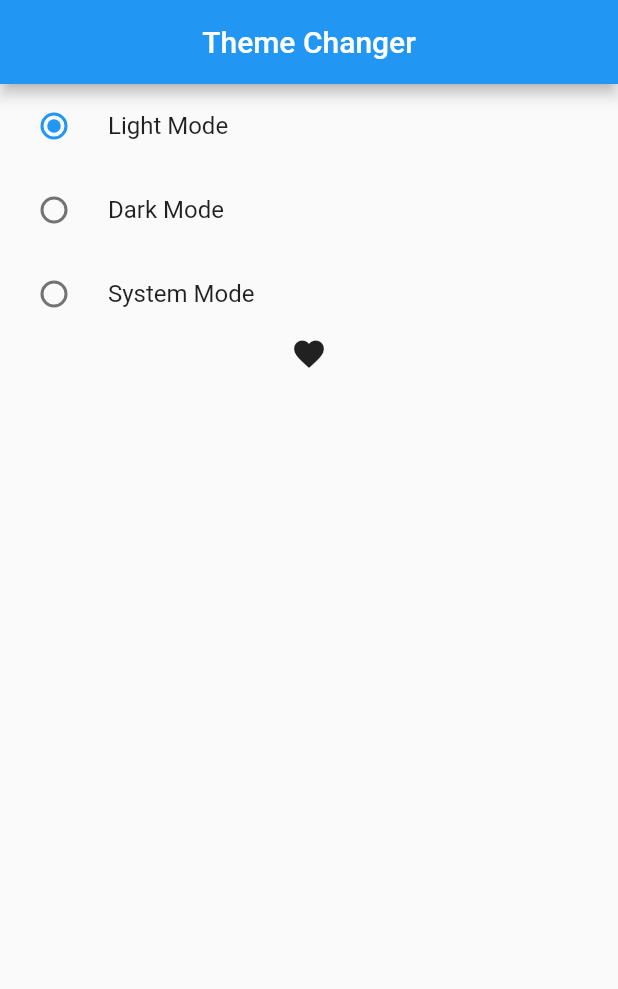
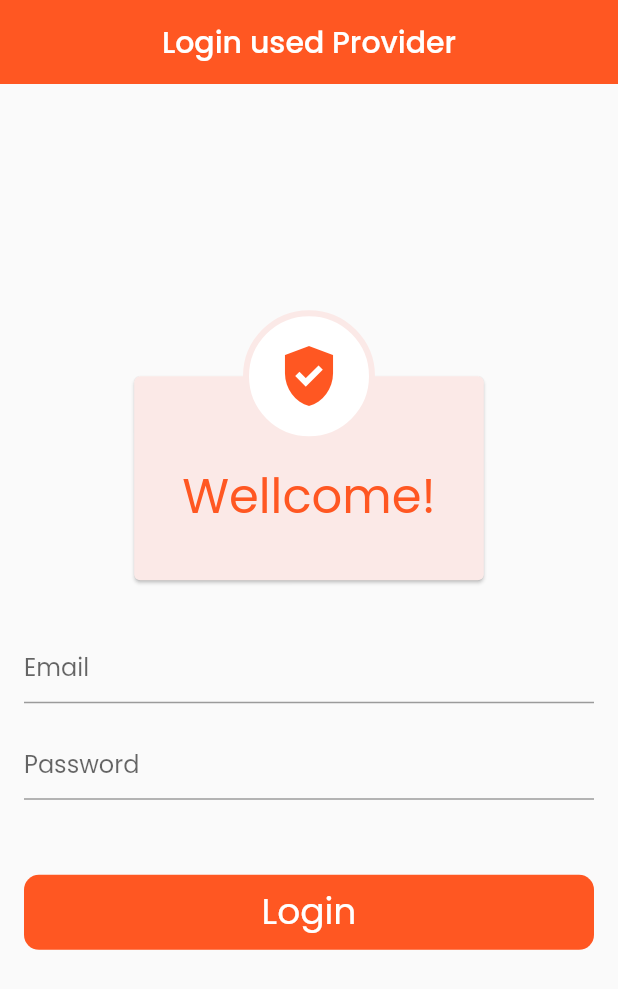
Before and after one commit to emonalmamun/flutter_provider, a Flutter app: the screen it shows after launch, on a phone screen of 412 x 824 dp. Shown: the top 989 px of the screen. Run offline on Flutter 3.47's test engine with Material 2 defaults, Android fonts, the phone set to English and light mode, and no system bars; our stand-ins replace google_fonts.

Commit message:
custom toast

```diff
--- a/lib/main.dart
+++ b/lib/main.dart
@@ -1,4 +1,5 @@
 import 'package:flutter/material.dart';
+import 'package:flutter_provider/provider/auth_provider.dart';
 import 'package:flutter_provider/provider/count_provider.dart';
 import 'package:flutter_provider/provider/favourite_provider.dart';
 import 'package:flutter_provider/provider/slider_provider.dart';
@@ -6,7 +7,10 @@ import 'package:flutter_provider/provider/theme_changer_provider.dart';
 import 'package:flutter_provider/screen/dark_mode/dark_theme_page.dart';
 import 'package:flutter_provider/screen/favourite/favourite_page.dart';
 import 'package:flutter_provider/screen/home_page.dart';
+import 'package:flutter_provider/screen/login/login_page.dart';
+import 'package:flutter_provider/screen/question/question_ans.dart';
 import 'package:flutter_provider/screen/slider_page.dart';
+import 'package:google_fonts/google_fonts.dart';
 import 'package:provider/provider.dart';
 
 void main() {
@@ -25,6 +29,7 @@ class MyApp extends StatelessWidget {
         ChangeNotifierProvider(create: (_) => SliderProvider()),
         ChangeNotifierProvider(create: (_) => FavouriteItemProvider()),
         ChangeNotifierProvider(create: (_) => ThemeChangerProvider()),
+        ChangeNotifierProvider(create: (_) => AuthProvider()),
       ],
       child: Builder(
         builder: (BuildContext context) {
@@ -35,7 +40,10 @@ class MyApp extends StatelessWidget {
             themeMode: themeChanger.themeMode,
             theme: ThemeData(
               brightness: Brightness.light,
-              primarySwatch: Colors.blue,
+              primarySwatch: Colors.deepOrange,
+              textTheme: GoogleFonts.poppinsTextTheme(
+                Theme.of(context).textTheme,
+              ),
             ),
             darkTheme: ThemeData(
               brightness: Brightness.dark,
@@ -46,7 +54,7 @@ class MyApp extends StatelessWidget {
                 backgroundColor: Colors.green,
               )
             ),
-            home: const DarkThemePage(),
+            home: const LoginPage(),
           );
         },
       )
--- /dev/null
+++ b/lib/provider/auth_provider.dart
@@ -0,0 +1,60 @@
+import 'package:flutter/cupertino.dart';
+import 'package:flutter/foundation.dart';
+import 'package:http/http.dart';
+
+class AuthProvider with ChangeNotifier{
+  bool _loading = false;
+  bool get loading => _loading;
+
+  setLoading(bool val){
+    _loading = val;
+    notifyListeners();
+  }
+
+  bool _obscure = true;
+  bool get obscure => _obscure;
+
+  setObscure(bool val){
+    _obscure = val;
+    notifyListeners();
+  }
+
+  bool _success = true;
+  get success => _success;
+
+  String _snackBarTxt = "";
+  get snackBarTxt => _snackBarTxt;
+
+  setSnackBarTxt(bool success, String txt){
+    _success = success;
+    _snackBarTxt = txt;
+    notifyListeners();
+  }
+
+  void login(String email, String password)async{
+    setLoading(true);
+    try{
+      Response response = await post(Uri.parse('https://reqres.in/api/login'),
+        body: {
+            'email': email,
+            'password': password,
+          }
+      );
+
+      if(response.statusCode==200){
+        setLoading(false);
+        setSnackBarTxt(true,"Successfull");
+        //print('Successfull');
+      }else{
+        setLoading(false);
+        setSnackBarTxt(false,"Fail");
+        //print('Fail');
+      }
+
+    }catch(e){
+      setLoading(false);
+      setSnackBarTxt(false,"Fail");
+      //print("Error : "+e.toString());
+    }
+  }
+}
--- /dev/null
+++ b/lib/screen/login/login_page.dart
@@ -0,0 +1,104 @@
+
+import 'package:flutter/material.dart';
+import 'package:flutter_provider/provider/auth_provider.dart';
+import 'package:flutter_provider/screen/my_widget/stack_container.dart';
+import 'package:provider/provider.dart';
+
+class LoginPage extends StatefulWidget {
+  const LoginPage({Key? key}) : super(key: key);
+
+  @override
+  State<LoginPage> createState() => _LoginPageState();
+}
+
+class _LoginPageState extends State<LoginPage> {
+  TextEditingController emailController = TextEditingController();
+  TextEditingController passwordController = TextEditingController();
+
+  void showSnackbar() {
+    ScaffoldMessenger.of(context).showSnackBar(
+      SnackBar(
+        margin: EdgeInsets.only(
+          bottom: MediaQuery.of(context).size.height - 120,
+          right: 16,
+          left: 16,
+        ),
+        behavior: SnackBarBehavior.floating,
+        content: Consumer<AuthProvider>(builder: (BuildContext context, value, Widget? child) {
+          return Row(children: [
+            Icon(
+              value.success ? Icons.gpp_good : Icons.error,
+              color: value.success ? Colors.greenAccent : Colors.redAccent,
+            ),
+            const SizedBox(width: 8),
+            Text(value.snackBarTxt),
+          ]);
+        },),
+      ),
+    );
+  }
+
+  @override
+  Widget build(BuildContext context) {
+    final authProvider = Provider.of<AuthProvider>(context);
+    return Scaffold(
+      appBar: AppBar(title: Text("Login used Provider"),centerTitle: true,elevation: 0,),
+      body: Padding(
+        padding: const EdgeInsets.all(16.0),
+        child: Column(
+          mainAxisAlignment: MainAxisAlignment.center,
+          crossAxisAlignment: CrossAxisAlignment.center,
+          children: [
+            StackContainer(myIcon: Icons.gpp_good,myColor: Colors.deepOrange,mySize: 48,),
+            SizedBox(height: 30,),
+            TextFormField(
+              controller: emailController,
+              decoration: InputDecoration(
+                hintText: 'Email',
+              ),
+            ),
+            SizedBox(height: 10,),
+            TextFormField(
+              obscureText: authProvider.obscure,
+              controller: passwordController,
+              decoration: InputDecoration(
+                hintText: 'Password',
+                suffix: InkWell(
+                  onTap: (){
+                    authProvider.obscure? authProvider.setObscure(false):authProvider.setObscure(true);
+                  },
+                    child: authProvider.obscure? Icon(Icons.visibility,color: Colors.deepOrange,) : Icon(Icons.visibility_off,color: Colors.deepOrange,),
+                ),
+              ),
+            ),
+            SizedBox(height: 50,),
+            InkWell(
+              onTap: (){
+                authProvider.login(emailController.text.toString(), passwordController.text.toString());
+                authProvider.setLoading(true);
+                /*authProvider.setSnackBarTxt("Authenticating...");
+                ScaffoldMessenger.of(context).showSnackBar(SnackBar(content: Consumer<AuthProvider>(builder: (BuildContext context, value, Widget? child) {
+                  return Text(value.snackBarTxt.toString());
+                },)));*/
+                //authProvider.setSnackBarTxt(true,"Authenticating...");
+                showSnackbar();
+              },
+              child: Container(
+                height: 50,
+                decoration: BoxDecoration(
+                  color: Colors.deepOrange,
+                  borderRadius: BorderRadius.circular(10),
+                ),
+                child: Center(child: authProvider.loading? CircularProgressIndicator(color: Colors.white,):Text("Login",style: TextStyle(color: Colors.white,fontSize: 24),)),
+              ),
+            ),
+          ],
+        ),
+      ),
+    );
+  }
+}
+
+//api request server is "https://reqres.in/"
+//      "email": "eve.holt@reqres.in",
+//      "password": "cityslicka"
--- /dev/null
+++ b/lib/screen/my_widget/stack_container.dart
@@ -0,0 +1,53 @@
+import 'package:flutter/material.dart';
+
+class StackContainer extends StatefulWidget {
+  final IconData myIcon;
+  final Color myColor;
+  final double mySize;
+  const StackContainer(
+      {Key? key,
+        required this.myIcon,
+        required this.myColor,
+        required this.mySize})
+      : super(key: key);
+
+  @override
+  State<StackContainer> createState() => _StackContainerState();
+}
+
+class _StackContainerState extends State<StackContainer> {
+  @override
+  Widget build(BuildContext context) {
+    return  Center(
+      child: Stack(
+        alignment: AlignmentDirectional.topCenter,
+        clipBehavior: Clip.none,
+        children: [
+          Card(
+            color: Colors.deepOrange.shade50,
+            child: const Padding(
+              padding: EdgeInsets.fromLTRB(32, 56, 32, 32),
+              child: Text('Wellcome!', style: TextStyle(fontSize: 32,color: Colors.deepOrange)),
+            ),
+          ),
+          Positioned(
+            top: -40,
+            child: Container(
+              child: Icon(
+                widget.myIcon,
+                color: widget.myColor,
+                size: widget.mySize,
+              ),
+              padding: const EdgeInsets.all(16),
+              decoration: BoxDecoration(
+                color: Colors.white,
+                border: Border.all(color: Colors.deepOrange.shade50, width: 4),
+                shape: BoxShape.circle,
+              ),
+            ),
+          )
+        ],
+      ),
+    );
+  }
+}
--- a/pubspec.yaml
+++ b/pubspec.yaml
@@ -34,7 +34,9 @@ dependencies:
   # The following adds the Cupertino Icons font to your application.
   # Use with the CupertinoIcons class for iOS style icons.
   cupertino_icons: ^1.0.2
+  google_fonts: ^3.0.1
   provider: ^6.0.3
+  http:
 
 dev_dependencies:
   flutter_test:
```
Also changed, not shown: lib/screen/question/question_ans.dart (added, +133 -0 lines), pubspec.lock.
